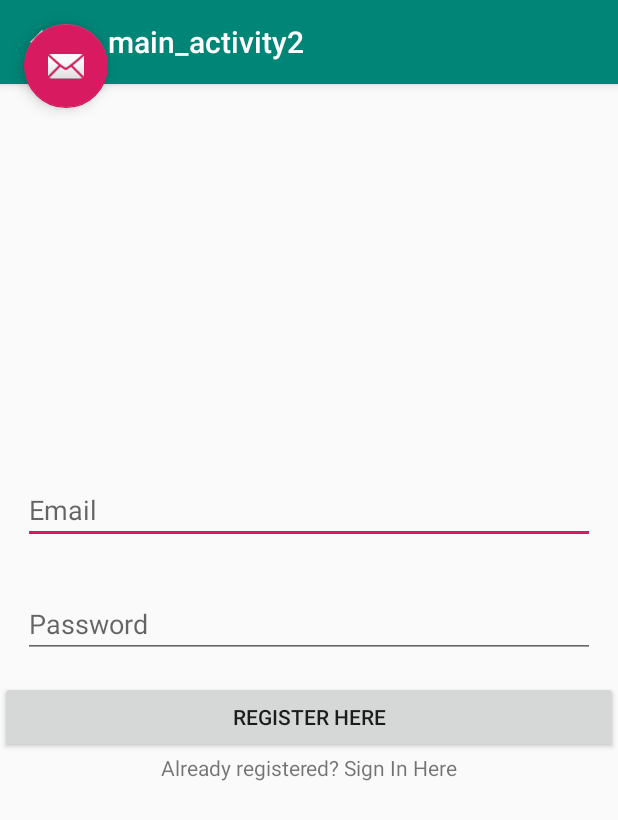
After one commit to doneill123/HealthyHabitsProject, an Android app: the main_activity2 screen opened directly, with no data from a screen before it, on a phone screen of 412 x 824 dp. The commit adds this screen. Shown: the top 820 px of the screen. Run offline under Robolectric (Android 15) with nearby library versions, the phone set to English and light mode, and no system bars; our stand-ins replace Firebase (no records; nobody signed in at launch, a user with empty details on screens opened directly).

Commit message:
Firebase installation, user registration, registration page

```diff
--- a/app/build.gradle
+++ b/app/build.gradle
@@ -27,4 +27,7 @@ dependencies {
     testImplementation 'junit:junit:4.12'
     androidTestImplementation 'com.android.support.test:runner:1.0.2'
     androidTestImplementation 'com.android.support.test.espresso:espresso-core:3.0.2'
+    implementation 'com.google.firebase:firebase-auth:16.0.4'
 }
+
+apply plugin: 'com.google.gms.google-services'
--- /dev/null
+++ b/app/src/main/java/com/example/danieloneill/healthyhabits/main_activity2.java
@@ -0,0 +1,113 @@
+package com.example.danieloneill.healthyhabits;
+
+import android.app.ProgressDialog;
+import android.os.Bundle;
+import android.support.annotation.NonNull;
+import android.support.design.widget.FloatingActionButton;
+import android.support.design.widget.Snackbar;
+import android.support.v7.app.AppCompatActivity;
+import android.support.v7.widget.Toolbar;
+import android.text.TextUtils;
+import android.view.View;
+import android.widget.Button;
+import android.widget.EditText;
+import android.widget.ProgressBar;
+import android.widget.TextView;
+import android.widget.Toast;
+
+import com.google.android.gms.tasks.OnCompleteListener;
+import com.google.android.gms.tasks.Task;
+import com.google.firebase.auth.AuthResult;
+import com.google.firebase.auth.FirebaseAuth;
+
+
+public class main_activity2 extends AppCompatActivity implements View.OnClickListener{
+
+    private Button buttonRegister;
+    private EditText editTextEmail;
+    private EditText editTextPassword;
+    private TextView textViewSignIn;
+
+    private ProgressBar progressBar;
+
+    private FirebaseAuth firebaseAuth;
+
+    @Override
+    protected void onCreate(Bundle savedInstanceState) {
+        super.onCreate(savedInstanceState);
+        setContentView(R.layout._main_activity2);
+        Toolbar toolbar = (Toolbar) findViewById(R.id.toolbar);
+        setSupportActionBar(toolbar);
+
+        FloatingActionButton fab = (FloatingActionButton) findViewById(R.id.fab);
+        fab.setOnClickListener(new View.OnClickListener() {
+            @Override
+            public void onClick(View view) {
+                Snackbar.make(view, "Replace with your own action", Snackbar.LENGTH_LONG)
+                        .setAction("Action", null).show();
+            }
+        });
+        getSupportActionBar().setDisplayHomeAsUpEnabled(true);
+
+        firebaseAuth = firebaseAuth.getInstance();
+
+        progressBar = new ProgressBar(this);
+
+        buttonRegister = (Button) findViewById(R.id.buttonRegister);
+
+        editTextEmail = (EditText) findViewById(R.id.editTextEmail);
+        editTextPassword = (EditText) findViewById(R.id.editTextPassword);
+
+        textViewSignIn = (TextView) findViewById(R.id.textViewSignIn);
+
+        buttonRegister.setOnClickListener(this);
+        textViewSignIn.setOnClickListener(this);
+    }
+
+    private void registerUser(){
+        String email = editTextEmail.getText().toString().trim();
+        String password = editTextPassword.getText().toString().trim();
+
+        if(TextUtils.isEmpty(email)){
+            //empty email
+            Toast.makeText(this, "Please enter your email", Toast.LENGTH_SHORT).show();
+            //stopping the function executor further
+            return;
+        }
+
+        if (TextUtils.isEmpty(password)){
+        //empty password
+            Toast.makeText(this, "Please enter your password", Toast.LENGTH_SHORT).show();
+            //stopping the function executor further
+            return;
+        }
+        //if validations are ok
+        // we will 1st show a progress bar
+
+        firebaseAuth.createUserWithEmailAndPassword(email,password)
+                .addOnCompleteListener(this, new OnCompleteListener<AuthResult>() {
+                    @Override
+                    public void onComplete(@NonNull Task<AuthResult> task) {
+                        if (task.isComplete()){
+                            //user has successfully register and logged in
+                            //we will start the prfile activity here
+                            Toast.makeText(main_activity2.this, "Successful registration", Toast.LENGTH_SHORT).show();
+                        }else{
+                            Toast.makeText(main_activity2.this, "Failed to register. Please try again", Toast.LENGTH_SHORT).show();
+                        }
+                    }
+                });
+
+    }
+
+    @Override
+    public void onClick(View view) {
+        if (view == buttonRegister) {
+            registerUser();
+        }
+
+        if (view == textViewSignIn) {
+            //this will open login activity
+        }
+    }
+}
--- /dev/null
+++ b/app/src/main/java/com/example/danieloneill/healthyhabits/main_activity2Fragment.java
@@ -0,0 +1,22 @@
+package com.example.danieloneill.healthyhabits;
+
+import android.support.v4.app.Fragment;
+import android.os.Bundle;
+import android.view.LayoutInflater;
+import android.view.View;
+import android.view.ViewGroup;
+
+/**
+ * A placeholder fragment containing a simple view.
+ */
+public class main_activity2Fragment extends Fragment {
+
+    public main_activity2Fragment() {
+    }
+
+    @Override
+    public View onCreateView(LayoutInflater inflater, ViewGroup container,
+                             Bundle savedInstanceState) {
+        return inflater.inflate(R.layout.fragment_main_activity2, container, false);
+    }
+}
--- /dev/null
+++ b/app/src/main/res/layout/_main_activity2.xml
@@ -0,0 +1,74 @@
+<?xml version="1.0" encoding="utf-8"?>
+<RelativeLayout xmlns:android="http://schemas.android.com/apk/res/android"
+    xmlns:app="http://schemas.android.com/apk/res-auto"
+    xmlns:tools="http://schemas.android.com/tools"
+    android:layout_width="match_parent"
+    android:layout_height="match_parent"
+    tools:context=".main_activity2">
+
+    <LinearLayout
+        android:layout_width="match_parent"
+        android:layout_height="wrap_content"
+        android:layout_centerHorizontal="true"
+        android:layout_centerVertical="true"
+        android:orientation="vertical">
+
+        <EditText
+            android:layout_margin="15dp"
+            android:inputType="textEmailAddress"
+            android:id="@+id/editTextEmail"
+            android:layout_width="match_parent"
+            android:layout_height="wrap_content"
+            android:hint="Email" />
+
+        <EditText
+            android:layout_margin="15dp"
+            android:inputType="textPassword"
+            android:id="@+id/editTextPassword"
+            android:layout_width="match_parent"
+            android:layout_height="wrap_content"
+            android:hint="Password" />
+
+        <Button
+            android:id="@+id/buttonRegister"
+            android:text="Register Here"
+            android:layout_width="match_parent"
+            android:layout_height="wrap_content" />
+
+        <TextView
+            android:textAlignment="center"
+            android:text="Already registered? Sign In Here"
+            android:id="@+id/textViewSignIn"
+            android:layout_width="match_parent"
+            android:layout_height="wrap_content" />
+
+    </LinearLayout>
+
+
+    <android.support.design.widget.AppBarLayout
+        android:layout_width="match_parent"
+        android:layout_height="wrap_content"
+        android:theme="@style/AppTheme.AppBarOverlay">
+
+        <android.support.v7.widget.Toolbar
+            android:id="@+id/toolbar"
+            android:layout_width="match_parent"
+            android:layout_height="?attr/actionBarSize"
+            android:background="?attr/colorPrimary"
+            app:popupTheme="@style/AppTheme.PopupOverlay" />
+
+    </android.support.design.widget.AppBarLayout>
+
+    <include
+        layout="@layout/content_main_activity2"
+        android:layout_height="413dp" />
+
+    <android.support.design.widget.FloatingActionButton
+        android:id="@+id/fab"
+        android:layout_width="wrap_content"
+        android:layout_height="wrap_content"
+        android:layout_gravity="bottom|end"
+        android:layout_margin="@dimen/fab_margin"
+        app:srcCompat="@android:drawable/ic_dialog_email" />
+
+</RelativeLayout>
--- /dev/null
+++ b/app/src/main/res/layout/fragment_main_activity2.xml
@@ -0,0 +1,10 @@
+<?xml version="1.0" encoding="utf-8"?>
+<android.support.constraint.ConstraintLayout xmlns:android="http://schemas.android.com/apk/res/android"
+    xmlns:app="http://schemas.android.com/apk/res-auto"
+    xmlns:tools="http://schemas.android.com/tools"
+    android:layout_width="match_parent"
+    android:layout_height="match_parent"
+    tools:context=".main_activity2Fragment"
+    tools:showIn="@layout/_main_activity2">
+
+</android.support.constraint.ConstraintLayout>
--- /dev/null
+++ b/app/src/main/res/layout/login_page.xml
@@ -0,0 +1,6 @@
+<?xml version="1.0" encoding="utf-8"?>
+<android.support.constraint.ConstraintLayout
+    xmlns:android="http://schemas.android.com/apk/res/android" android:layout_width="match_parent"
+    android:layout_height="match_parent">
+
+</android.support.constraint.ConstraintLayout>
--- a/app/src/main/res/values/strings.xml
+++ b/app/src/main/res/values/strings.xml
@@ -6,4 +6,5 @@
     <string name="nav_header_subtitle">android.studio@android.com</string>
     <string name="nav_header_desc">Navigation header</string>
     <string name="action_settings">Settings</string>
+    <string name="title_activity_main_activity2">main_activity2</string>
 </resources>
--- a/build.gradle
+++ b/build.gradle
@@ -8,7 +8,7 @@ buildscript {
     }
     dependencies {
         classpath 'com.android.tools.build:gradle:3.2.0'
-
+        classpath 'com.google.gms:google-services:4.0.1'
 
         // NOTE: Do not place your application dependencies here; they belong
         // in the individual module build.gradle files
```
Also changed, not shown: app/src/main/AndroidManifest.xml (+18 -9 lines), app/src/main/java/com/example/danieloneill/healthyhabits/MainActivity.java (+9 -1 lines), app/src/main/res/layout/content_main_activity2.xml (added, +9 -0 lines), app/src/main/res/menu/menu_main_activity2.xml (added, +10 -0 lines), app/src/main/ic_launcher-web.png (added), app/src/main/logo-web.png (added), app/src/main/res/mipmap-hdpi/logo.png (added), app/src/main/res/mipmap-mdpi/logo.png (added), app/src/main/res/mipmap-xhdpi/logo.png (added), app/src/main/res/mipmap-xxhdpi/logo.png (added), app/src/main/res/mipmap-xxxhdpi/logo.png (added), 1 other file.
